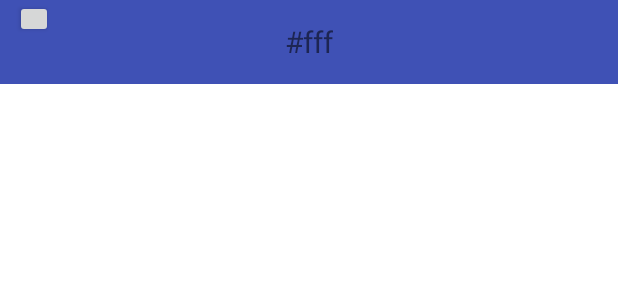
After one commit to gongkaidev/warmweather, an Android app: the layout choose_area.xml on its own in the app's theme, with its tools: preview values and no code run, on a phone screen of 412 x 824 dp. The commit adds this screen. Shown: the top 300 px of the screen. Run offline under Robolectric (Android 15) with nearby library versions, the phone set to English and light mode, and no system bars.

Commit message:
完成遍历

```diff
--- a/app/src/main/AndroidManifest.xml
+++ b/app/src/main/AndroidManifest.xml
@@ -1,6 +1,8 @@
 <?xml version="1.0" encoding="utf-8"?>
 <manifest xmlns:android="http://schemas.android.com/apk/res/android"
     package="com.example.warmweather">
+
+    <uses-permission android:name="android.permission.INTERNET"/>
 
     <application
         android:name="org.litepal.LitePalApplication"
--- a/app/src/main/assets/litepal.xml
+++ b/app/src/main/assets/litepal.xml
@@ -1,5 +1,5 @@
 <litepal>
-    <dbname vaule="cool_weather"/>
+    <dbname vaule="warm_weather"/>
     <version value="1"/>
     <list>
         <mapping class="com.example.warmweather.db.Province"/>
--- a/app/src/main/java/com/example/warmweather/db/Province.java
+++ b/app/src/main/java/com/example/warmweather/db/Province.java
@@ -13,8 +13,10 @@ public class Province extends DataSupport {
     public void setId(int id){this.id =id ;}
 
     public String getProvinceName(){return provinceName;}
-    public void getProvinceName(String provinceName){this.provinceName=provinceName;}
+    public void setProvinceName(String provinceName){this.provinceName=provinceName;}
 
     public int getProvinceCode(){return provinceCode;}
     public void setProvinceCode(int provinceCode){this.provinceCode= provinceCode;}
+
+
 }
--- /dev/null
+++ b/app/src/main/res/layout/choose_area.xml
@@ -0,0 +1,31 @@
+<?xml version="1.0" encoding="utf-8"?>
+<LinearLayout xmlns:android="http://schemas.android.com/apk/res/android"
+    android:orientation="vertical"
+    android:layout_width="match_parent"
+    android:layout_height="match_parent"
+    android:background="#fff">
+
+    <RelativeLayout
+        android:layout_width="match_parent"
+        android:layout_height="?attr/actionBarSize"
+        android:background="?attr/colorPrimary">
+
+        <TextView
+            android:id="@+id/title_text"
+            android:layout_width="wrap_content"
+            android:layout_height="wrap_content"
+            android:layout_centerInParent="true"
+            android:text="#fff"
+            android:textSize="20sp"/>
+        <Button
+            android:id="@+id/back_button"
+            android:layout_width="25dp"
+            android:layout_height="25dp"
+            android:layout_marginLeft="10dp"
+            android:layout_alignParentLeft="true"/>
+    </RelativeLayout>
+    <ListView
+        android:id="@+id/list_view"
+        android:layout_width="match_parent"
+        android:layout_height="match_parent"/>
+</LinearLayout>
--- a/app/src/main/res/values/styles.xml
+++ b/app/src/main/res/values/styles.xml
@@ -1,7 +1,7 @@
 <resources>
 
     <!-- Base application theme. -->
-    <style name="AppTheme" parent="Theme.AppCompat.Light.DarkActionBar">
+    <style name="AppTheme" parent="Theme.AppCompat.Light.NoActionBar">
         <!-- Customize your theme here. -->
         <item name="colorPrimary">@color/colorPrimary</item>
         <item name="colorPrimaryDark">@color/colorPrimaryDark</item>
```
Also changed, not shown: app/src/main/java/com/example/warmweather/ChooseAreaFragment.java (added, +204 -0 lines), app/src/main/java/com/example/warmweather/util/HttpUtil.java (added, +14 -0 lines), app/src/main/java/com/example/warmweather/util/Utility.java (added, +79 -0 lines), app/src/main/res/layout/activity_main.xml (+9 -15 lines).
